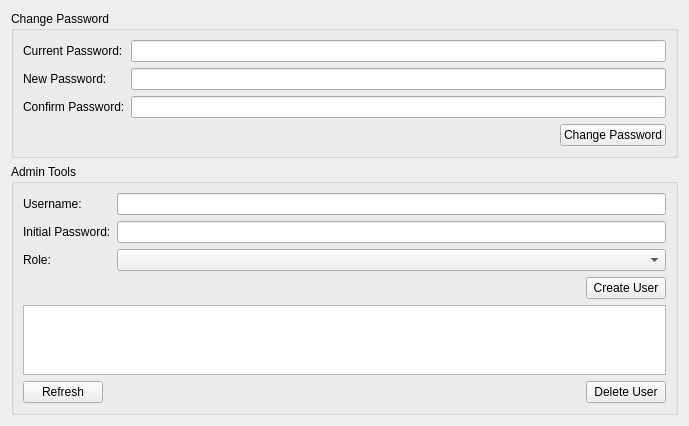
Before: the Qt Designer form reactorgui/uiUserManagementWidget.ui in daharkan/ModularReactionPackage, drawn with Qt 5.
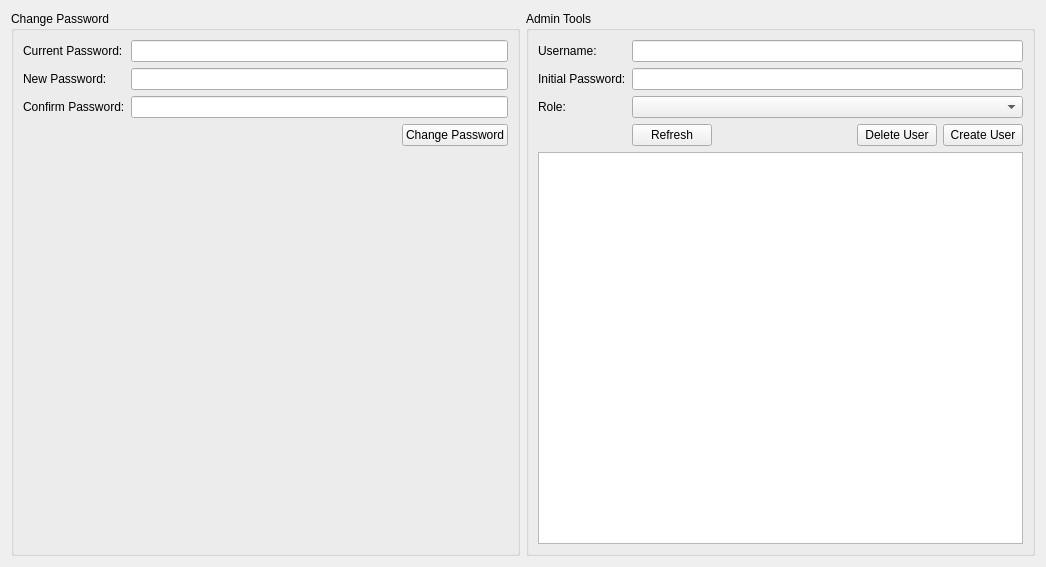
After: the same form once the commit is applied.

```diff
--- a/reactorgui/uiUserManagementWidget.ui
+++ b/reactorgui/uiUserManagementWidget.ui
@@ -6,15 +6,15 @@
    <rect>
     <x>0</x>
     <y>0</y>
-    <width>689</width>
-    <height>420</height>
+    <width>1046</width>
+    <height>567</height>
    </rect>
   </property>
   <property name="windowTitle">
    <string>Form</string>
   </property>
-  <layout class="QVBoxLayout" name="verticalLayout">
-   <item>
+  <layout class="QGridLayout" name="gridLayout">
+   <item row="0" column="0">
     <widget class="QGroupBox" name="changePasswordGroupBox">
      <property name="title">
       <string>Change Password</string>
@@ -69,10 +69,23 @@
         </property>
        </widget>
       </item>
+      <item row="4" column="1">
+       <spacer name="verticalSpacer">
+        <property name="orientation">
+         <enum>Qt::Orientation::Vertical</enum>
+        </property>
+        <property name="sizeHint" stdset="0">
+         <size>
+          <width>20</width>
+          <height>40</height>
+         </size>
+        </property>
+       </spacer>
+      </item>
      </layout>
     </widget>
    </item>
-   <item>
+   <item row="0" column="1">
     <widget class="QGroupBox" name="adminGroupBox">
      <property name="title">
       <string>Admin Tools</string>
@@ -114,20 +127,11 @@
         <item row="2" column="1">
          <widget class="QComboBox" name="roleComboBox"/>
         </item>
-        <item row="3" column="1" alignment="Qt::AlignRight">
-         <widget class="QPushButton" name="createUserPushButton">
-          <property name="text">
-           <string>Create User</string>
+        <item row="3" column="1">
+         <layout class="QHBoxLayout" name="horizontalLayout">
+          <property name="bottomMargin">
+           <number>0</number>
           </property>
-         </widget>
-        </item>
-       </layout>
-      </item>
-      <item>
-       <widget class="QTableWidget" name="usersTableWidget"/>
-      </item>
-      <item>
-       <layout class="QHBoxLayout" name="adminButtonsLayout">
         <item>
          <widget class="QPushButton" name="refreshUsersPushButton">
           <property name="text">
@@ -136,7 +140,7 @@
          </widget>
         </item>
         <item>
-         <spacer name="adminButtonsSpacer">
+           <spacer name="horizontalSpacer">
           <property name="orientation">
            <enum>Qt::Horizontal</enum>
           </property>
@@ -155,7 +159,19 @@
           </property>
          </widget>
         </item>
-       </layout>
+          <item>
+           <widget class="QPushButton" name="createUserPushButton">
+            <property name="text">
+             <string>Create User</string>
+            </property>
+           </widget>
+          </item>
+         </layout>
+        </item>
+       </layout>
+      </item>
+      <item>
+       <widget class="QTableWidget" name="usersTableWidget"/>
       </item>
      </layout>
     </widget>
```
Left out of the diff: 48 changed lines with no effect on the pictures. Lines whose indentation alone changed are shown as unchanged.
